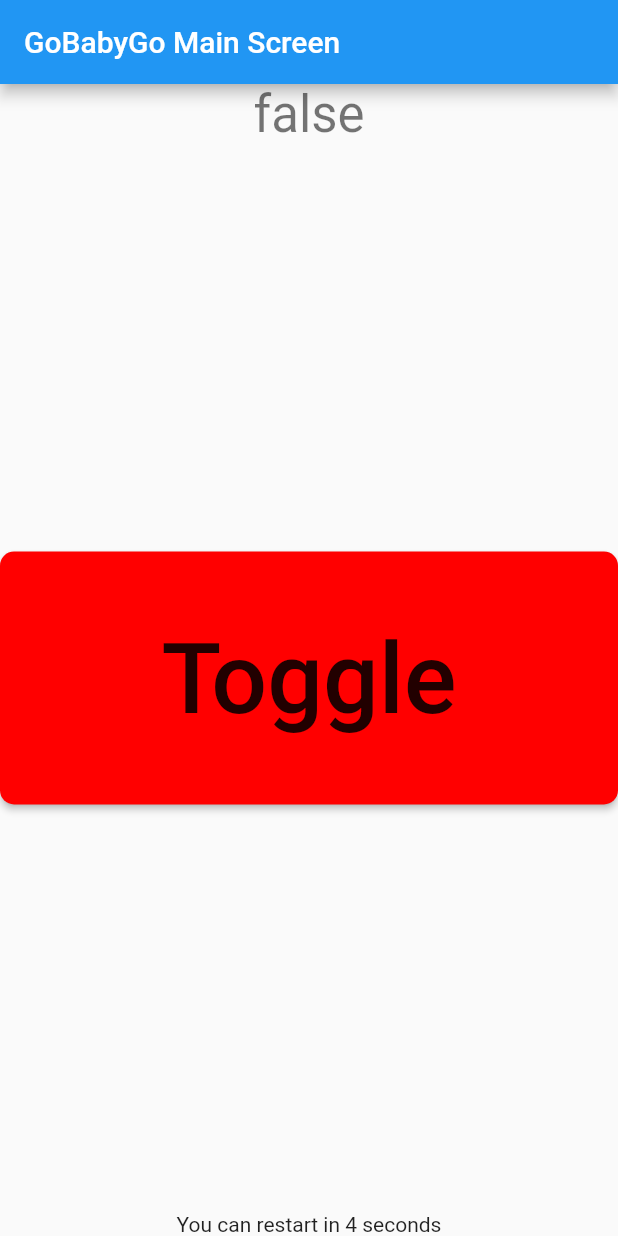
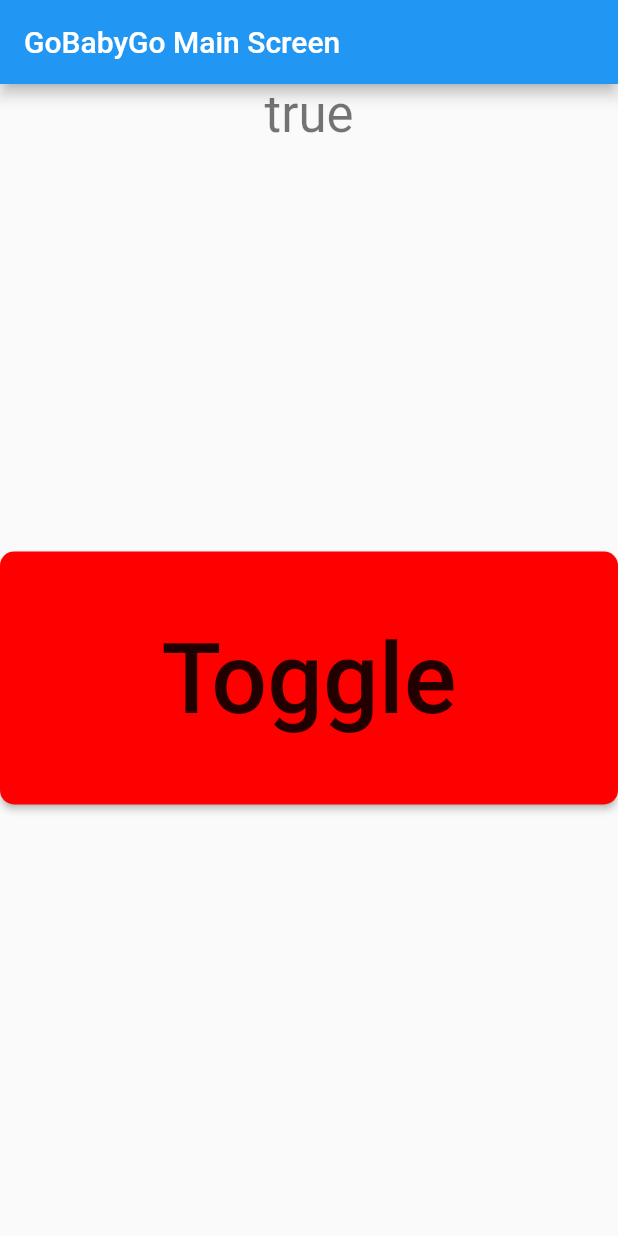
Before and after one commit to esutko/gbg_controller, a Flutter app: the screen it shows after launch, after a tap on "Toggle", on a phone screen of 412 x 824 dp. Run offline on Flutter 3.47's test engine with Material 2 defaults, Android fonts, the phone set to English and light mode, and no system bars; missing offline and left inert: binary, crypt.

```diff
--- a/lib/main/main.dart
+++ b/lib/main/main.dart
@@ -1,6 +1,7 @@
 import 'package:flutter/material.dart';
 import 'dart:async';
 import 'dart:io';
+import 'stop_button.dart';
 
 void main() {
   runApp(new GoApp(title: 'GoBabyGo'));
@@ -11,29 +12,41 @@ class GoApp extends StatelessWidget {
 
   final String title;
 
+  void test()
+  {
+    print('test2');
+  }
+
   @override
   Widget build(BuildContext context) {
     return new MaterialApp(
       title: "GoBabyGo",
-      home: new MainScreen(title: 'GoBabyGo Main Screen'),
+      home: new MainScreen(title: 'GoBabyGo Main Screen', app: this),
     );
   }
 }
 
 class MainScreen extends StatefulWidget {
-  MainScreen({Key key, this.title}) : super(key: key);
+  MainScreen({Key key, this.title, this.app}) : super(key: key);
 
   final String title;
+  GoApp app;
 
   @override
-  _MainScreenState createState() => new _MainScreenState();
+  _MainScreenState createState() => new _MainScreenState(app);
 }
 
 class _MainScreenState extends State<MainScreen> {
+  _MainScreenState(this.app);
+
+  StopButton stopButton = new StopButton();
+
   Timer timer;
   bool _running = true;
   String _countdownText = "";
   int _countdown = 0;
+
+  GoApp app;
 
   void _toggleRun() {
     /*If the car is running, turn it off and start the timers for turning it
@@ -42,7 +55,7 @@ class _MainScreenState extends State<MainScreen> {
       setState(() {
         _running = false;
         _countdown = 5;
-        _updateCountdownText();
+        _updateCountdownText("test");
       });
       _startTimer();
     }
@@ -64,19 +77,17 @@ class _MainScreenState extends State<MainScreen> {
       _startTimer();
     }
     setState(() {
-      _updateCountdownText();
+      _updateCountdownText("You can start the car in " + $_countdown + " seconds");
     });
   }
 
   /*Set the text that displays how many seconds left in the countdown.
     If the countdown isn't going, hide the text.
   */
-  void _updateCountdownText() {
-    if(_countdown == 0) {
-      _countdownText = "";
-    } else {
-      _countdownText = "You can restart in " + '$_countdown' + " seconds";
-    }
+  void _updateCountdownText(String text) {
+    setState(() {
+      _countdownText = text;
+    });
   }
 
   @override
@@ -92,10 +103,7 @@ class _MainScreenState extends State<MainScreen> {
               new Expanded(
                 child: new FittedBox(
                   fit:BoxFit.fitWidth,
-                  child: new RaisedButton(onPressed: _toggleRun,
-                    child: new Text('Toggle'),
-                    color: const Color.fromARGB(255, 255, 0, 0)
-                  ),
+                  child: stopButton,
                 ),
               ),
               new Text('$_countdownText',
@@ -107,12 +115,3 @@ class _MainScreenState extends State<MainScreen> {
     );
   }
 }
-
-class KillButton extends StatefulWidget {
-  @override
-  _KillButtonState createState() => new _KillButtonState();
-}
-
-class _KillButtonState extends State<KillButton> {
-
-}
--- a/lib/main/stop_button.dart
+++ b/lib/main/stop_button.dart
@@ -0,0 +1,37 @@
+import 'package:flutter/material.dart';
+
+class StopButton extends StatefulWidget {
+
+  _StopButtonState _state = new _StopButtonState();
+
+  @override
+  _StopButtonState createState() => _state;
+
+  void setCountdownText(String text) {
+    _state.setText(text);
+  }
+}
+
+class _StopButtonState extends State<StopButton> {
+
+  String _buttonText = "Toggle";
+
+  void setText(String text) {
+    setState(() {
+      _buttonText = text;
+    });
+  }
+
+  void _pressed() {
+    print('test1');
+
+  }
+
+  Widget build(BuildContext context) {
+    return new RaisedButton(
+      child: new Text(_buttonText),
+      color: const Color.fromARGB(255, 255, 0, 0),
+      onPressed: _pressed,
+    );
+  }
+}
```
